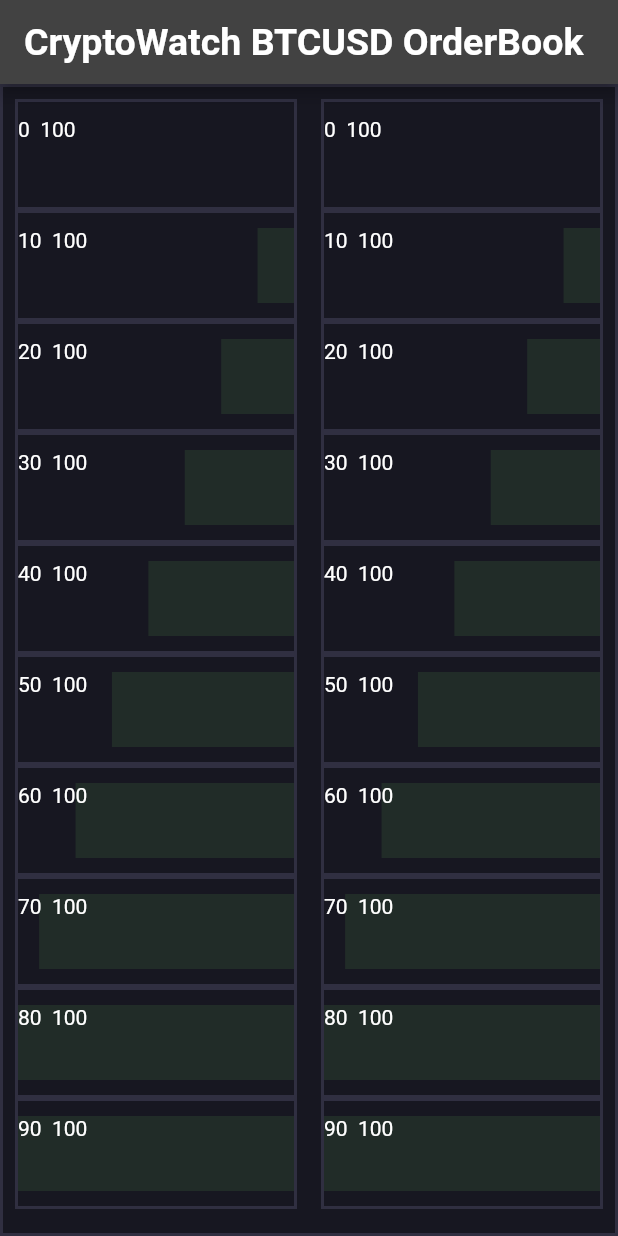
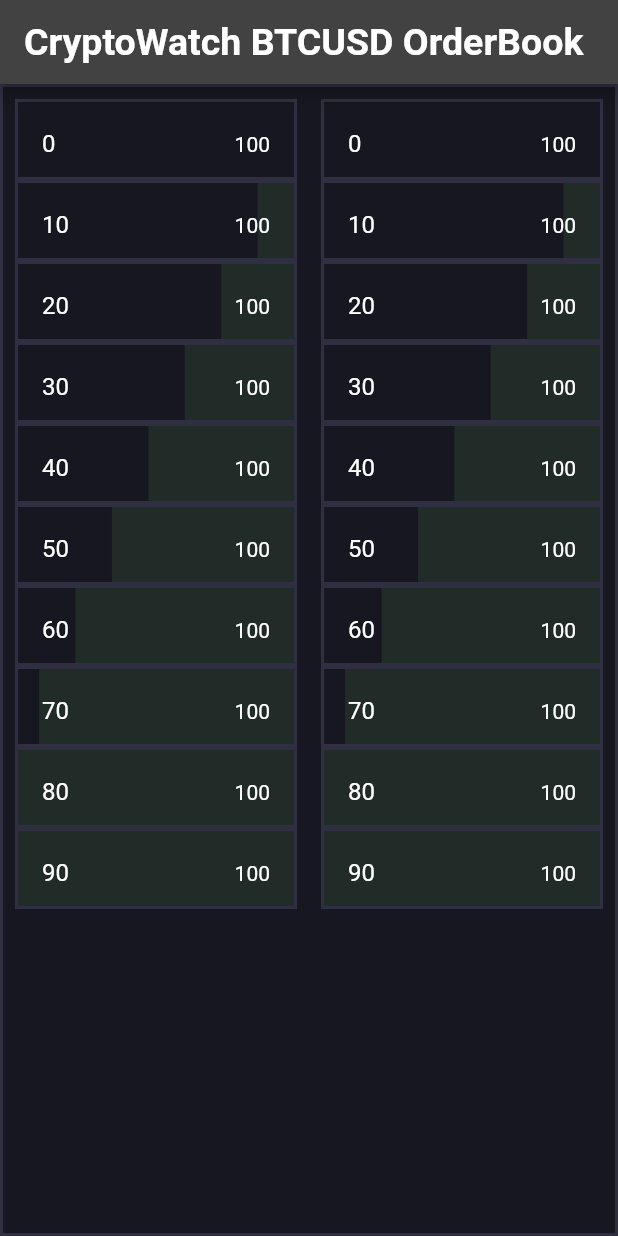
Before and after one commit to mshenawy22/Crypto-orderbook-Flutter-app-, a Flutter app: the screen it shows after launch, on a phone screen of 412 x 824 dp. Run offline on Flutter 3.47's test engine with Material 2 defaults, Android fonts, the phone set to English and light mode, and no system bars; our stand-ins replace bloc, flutter_bloc; Roboto replaces fonts that are missing (Georgia).

Commit message:
using listTiles

```diff
--- a/lib/ui/orderbook_row.dart
+++ b/lib/ui/orderbook_row.dart
@@ -11,14 +11,11 @@
   final int quantity ;
 
 
-
-
   @override
   Widget build(BuildContext context) {
     return
       Container (
-        height : 70,
-        padding:  EdgeInsets.symmetric(vertical: 10),
+        height : 50,
         child :  Stack(
             children :[
 
@@ -28,17 +25,17 @@
                   // width:100000*quantity/ colourQtyIndex ,
                   width:quantity *1000 /MediaQuery.of(context).size.width  ,
                   // width:100 ,
-                  height: 50,
+                  height: 60,
                   color: GREENB,
                 ),
               ),
 
-              Container (
 
-
-                child :  Text("${this.quantity}  ${this.price} " , style: Theme.of(context).textTheme.bodyText2),
-              ),
-
+              ListTile(
+                title:Text("${this.quantity}"),
+                // leading: Icon(FontAwesomeIcons.medal, color: RED),
+                trailing:  Text ( "${this.price}")
+                )
 
             ]
 
```
